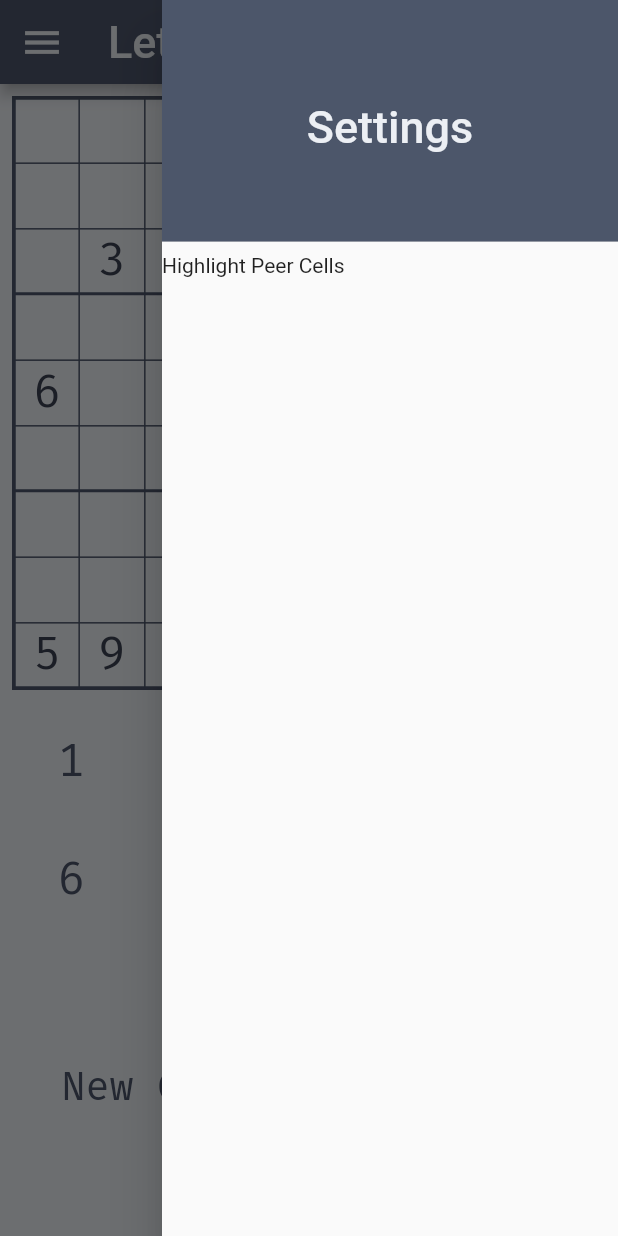
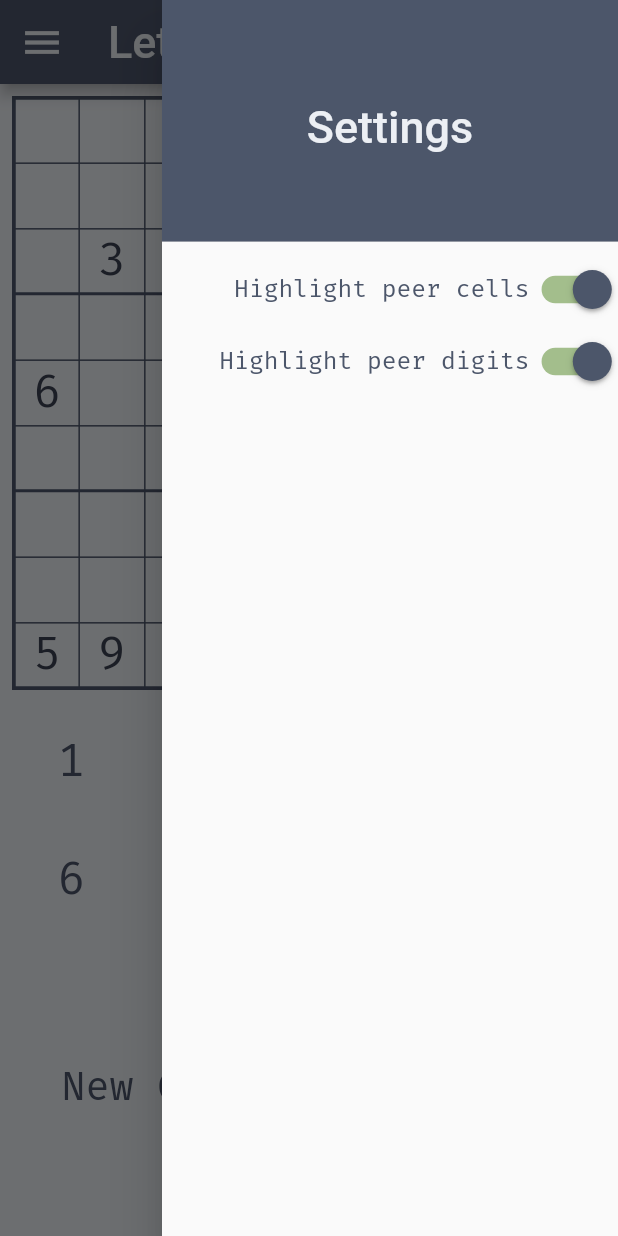
Before and after one commit to lettucebowler/flutterdoku, a Flutter app: the screen it shows after launch, with the side drawer open, on a phone screen of 412 x 824 dp. Run offline on Flutter 3.47's test engine with Material 2 defaults, Android fonts, the phone set to English and light mode, and no system bars; drawn by our look-alikes of auto_size_text.

Commit message:
drawer has switches for highlight peer cells and highlight peer digits

```diff
--- a/lib/CustomStyles.dart
+++ b/lib/CustomStyles.dart
@@ -47,7 +47,7 @@ class CustomStyles {
     const Color(0xFFbf616a),
     const Color(0xFFd08770),
     const Color(0xFFebcb8b),
-    const Color(0xFFebcb8b),
+    const Color(0xFFa3be8c),
     const Color(0xFFb48ead)
   ];
 
--- a/lib/main.dart
+++ b/lib/main.dart
@@ -310,12 +310,57 @@ class _MyHomePageState extends State<MyHomePage> {
               ),
             ),
             Flex(
-              direction: Axis.horizontal,
+              direction: Axis.vertical,
               children: [
-                Row(
-                children: [
-                  Text('Highlight Peer Cells'),
-                ],
+                Flex(
+                  direction: Axis.horizontal,
+                  mainAxisAlignment: MainAxisAlignment.end,
+                  children: [
+                    Text(
+                      'Highlight peer cells',
+                      style: CustomStyles.getFiraCode(CustomStyles.polarNight[3], 16)
+                    ),
+                    Transform.scale(
+                      scale: 1.3,
+                      child: Switch(
+                        value: globals.doPeerCells,
+                        onChanged: (bool val) {
+                          setState(() {
+                            globals.doPeerCells = val;
+                          });
+                        },
+                        activeColor: CustomStyles.polarNight[3],
+                        inactiveThumbColor: CustomStyles.polarNight[3],
+                        activeTrackColor: CustomStyles.aurora[3],
+                        inactiveTrackColor: CustomStyles.aurora[0],
+                      ),
+                    ),
+                  ],
+                ),
+                Flex(
+                  direction: Axis.horizontal,
+                  mainAxisAlignment: MainAxisAlignment.end,
+                  children: [
+                    Text(
+                        'Highlight peer digits',
+                        style: CustomStyles.getFiraCode(CustomStyles.polarNight[3], 16)
+                    ),
+                    Transform.scale(
+                      scale: 1.3,
+                      child: Switch(
+                        value: globals.doPeerDigits,
+                        onChanged: (bool val) {
+                          setState(() {
+                            globals.doPeerDigits = val;
+                          });
+                        },
+                        activeColor: CustomStyles.polarNight[3],
+                        inactiveThumbColor: CustomStyles.polarNight[3],
+                        activeTrackColor: CustomStyles.aurora[3],
+                        inactiveTrackColor: CustomStyles.aurora[0],
+                      ),
+                    ),
+                  ],
                 ),
               ],
             ),
```
